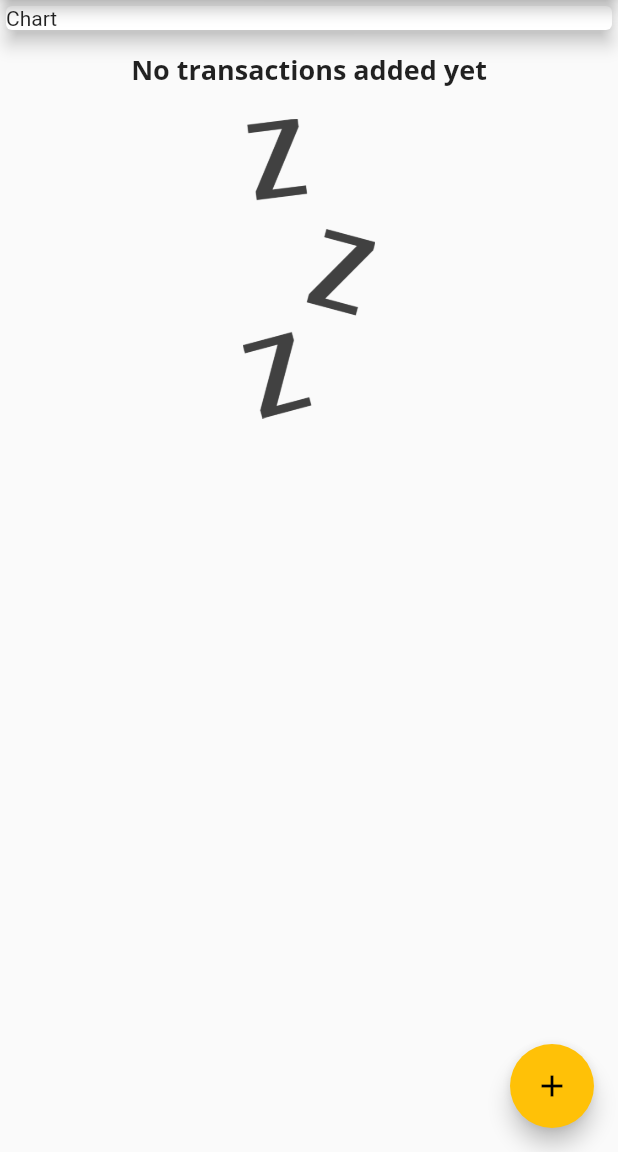
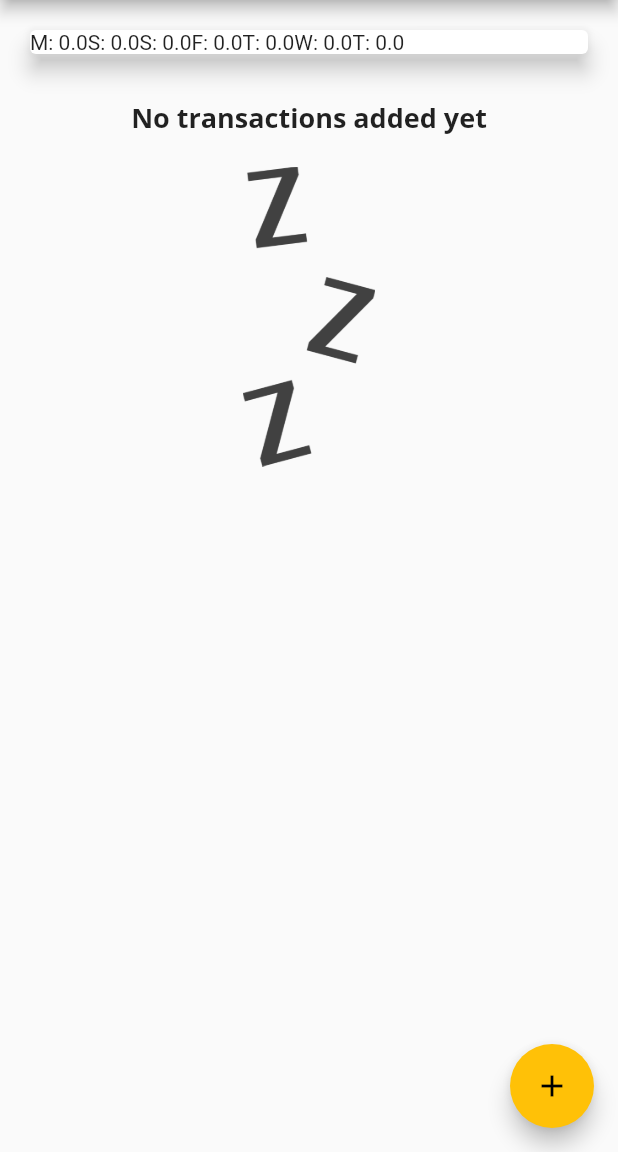
Before and after one commit to himanshuneb/basic-flutter, a Flutter app: the screen it shows after launch, on a phone screen of 412 x 824 dp, the part 84-1236 px from its top. Run offline on Flutter 3.47's test engine with Material 2 defaults, Android fonts, the phone set to English and light mode, and no system bars; statements that could not run were skipped.

Commit message:
Worked on chart

```diff
--- a/lib/main.dart
+++ b/lib/main.dart
@@ -3,6 +3,7 @@ import 'package:flutter/material.dart';
 
 import './widgets/new_transaction.dart';
 import './widgets/transaction_list.dart';
+import './widgets/chart.dart';
 import './models/transaction.dart';
 
 void main() => runApp(MyApp());
@@ -52,6 +53,14 @@ class _MyHomePageState extends State<MyHomePage> {
     //     date: DateTime.now()),
   ];
 
+  List<Transaction> get _recentTransactions {
+    return _userTransactions.where((tx) {
+      return tx.date.isAfter(
+        DateTime.now().subtract(Duration(days: 7)),
+      );
+    }).toList();
+  }
+
   void _addNewTransaction(String txTitle, double txAmount) {
     final newTx = Transaction(
       id: DateTime.now().toString(),
@@ -98,17 +107,18 @@ class _MyHomePageState extends State<MyHomePage> {
           //mainAxisAlignment: MainAxisAlignment.start,
           crossAxisAlignment: CrossAxisAlignment.stretch,
           children: <Widget>[
-            Container(
-              width: double.infinity,
-              //The card by default depends upon the size of its child unless you
-              //have a parent for card (like Container) which has its own clearly
-              //defined width
-              child: Card(
-                //color: Colors.blue,
-                child: Text('Chart'),
-                elevation: 5,
-              ),
-            ),
+            Chart(_recentTransactions),
+            // Container(
+            //   width: double.infinity,
+            //   //The card by default depends upon the size of its child unless you
+            //   //have a parent for card (like Container) which has its own clearly
+            //   //defined width
+            //   child: Card(
+            //     //color: Colors.blue,
+            //     child: Text('Chart'),
+            //     elevation: 5,
+            //   ),
+            // ),
             TransactionList(_userTransactions),
           ],
         ),
--- /dev/null
+++ b/lib/widgets/chart.dart
@@ -0,0 +1,47 @@
+import 'package:flutter/material.dart';
+import 'package:intl/intl.dart';
+
+import '../models/transaction.dart';
+
+class Chart extends StatelessWidget {
+  //const Chart({ Key? key }) : super(key: key);
+  final List<Transaction> recentTransactions;
+  Chart(this.recentTransactions);
+
+  List<Map<String, Object>> get groupedTransactionValues {
+    return List.generate(7, (index) {
+      //We deduct 'index' days from current day for the weekDay
+      final weekDay = DateTime.now().subtract(Duration(days: index));
+      var totalSum = 0.0;
+      for (var i = 0; i < recentTransactions.length; i++) {
+        if (recentTransactions[i].date.day == weekDay.day &&
+            recentTransactions[i].date.month == weekDay.month &&
+            recentTransactions[i].date.year == weekDay.year) {
+          totalSum += recentTransactions[i].amount;
+        }
+      }
+
+      print(DateFormat.E().format(weekDay));
+      print(totalSum);
+      //.E constructor in DateFormat gives short from for days: like M for monday
+      return {
+        'day': DateFormat.E().format(weekDay).substring(0, 1),
+        'amount': totalSum,
+      };
+    });
+  }
+
+  @override
+  Widget build(BuildContext context) {
+    print(groupedTransactionValues);
+    return Card(
+      elevation: 6,
+      margin: EdgeInsets.all(20),
+      child: Row(
+        children: groupedTransactionValues.map((data) {
+          return Text('${data['day']}: ${data['amount']}');
+        }).toList(),
+      ),
+    );
+  }
+}
--- /dev/null
+++ b/lib/widgets/chart_bar.dart
@@ -0,0 +1,12 @@
+import 'package:flutter/material.dart';
+
+class ChartBar extends StatelessWidget {
+  //const ChartBar({ Key? key }) : super(key: key);
+
+  @override
+  Widget build(BuildContext context) {
+    return Container(
+
+    );
+  }
+}
```
Also changed, not shown: pubspec.lock, 1 other file.
